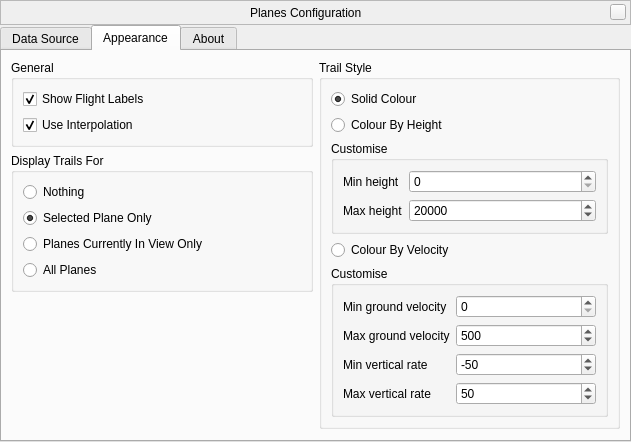
Old version of the form plugins/Planes/src/gui/PlanesDialog.ui in the repository Stellarium/stellarium.
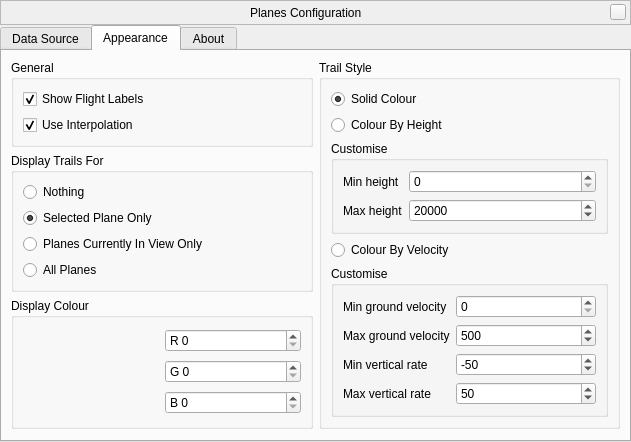
New version of the form. The open tabs and pages were chosen to show the change. Custom widgets are drawn as their Qt base class.

Commit message: make colour user configurable load Planes on startup by default

Patch:
```diff
--- a/plugins/Planes/src/gui/PlanesDialog.ui
+++ b/plugins/Planes/src/gui/PlanesDialog.ui
@@ -406,7 +406,7 @@
        <string>Appearance</string>
       </attribute>
       <layout class="QGridLayout" name="gridLayout_2">
-       <item row="0" column="1" rowspan="3">
+       <item row="0" column="1" rowspan="4">
         <widget class="QGroupBox" name="groupBox_2">
          <property name="title">
           <string>Trail Style</string>
@@ -601,19 +601,6 @@
          </layout>
         </widget>
        </item>
-       <item row="2" column="0">
-        <spacer name="verticalSpacer_2">
-         <property name="orientation">
-          <enum>Qt::Vertical</enum>
-         </property>
-         <property name="sizeHint" stdset="0">
-          <size>
-           <width>20</width>
-           <height>40</height>
-          </size>
-         </property>
-        </spacer>
-       </item>
        <item row="0" column="0">
         <widget class="QGroupBox" name="groupBox_4">
          <property name="title">
@@ -701,7 +688,7 @@
          </layout>
         </widget>
        </item>
-       <item row="3" column="1">
+       <item row="4" column="1">
         <spacer name="verticalSpacer">
          <property name="orientation">
           <enum>Qt::Vertical</enum>
@@ -714,6 +701,58 @@
          </property>
         </spacer>
        </item>
+       <item row="2" column="0" rowspan="2">
+        <widget class="QGroupBox" name="groupBox_3">
+         <property name="title">
+          <string>Display Colour</string>
+         </property>
+         <layout class="QGridLayout" name="gridLayout_3">
+          <item row="0" column="1">
+           <widget class="QSpinBox" name="red">
+            <property name="prefix">
+             <string>R </string>
+            </property>
+            <property name="maximum">
+             <number>255</number>
+            </property>
+           </widget>
+          </item>
+          <item row="1" column="1">
+           <widget class="QSpinBox" name="green">
+            <property name="prefix">
+             <string>G </string>
+            </property>
+            <property name="maximum">
+             <number>255</number>
+            </property>
+           </widget>
+          </item>
+          <item row="2" column="1">
+           <widget class="QSpinBox" name="blue">
+            <property name="suffix">
+             <string/>
+            </property>
+            <property name="prefix">
+             <string>B </string>
+            </property>
+            <property name="maximum">
+             <number>255</number>
+            </property>
+           </widget>
+          </item>
+          <item row="0" column="0" rowspan="3">
+           <widget class="QLabel" name="col_out">
+            <property name="styleSheet">
+             <string notr="true"/>
+            </property>
+            <property name="text">
+             <string/>
+            </property>
+           </widget>
+          </item>
+         </layout>
+        </widget>
+       </item>
       </layout>
      </widget>
      <widget class="QWidget" name="tab_3">
```
The commit also changes 7 other files.
